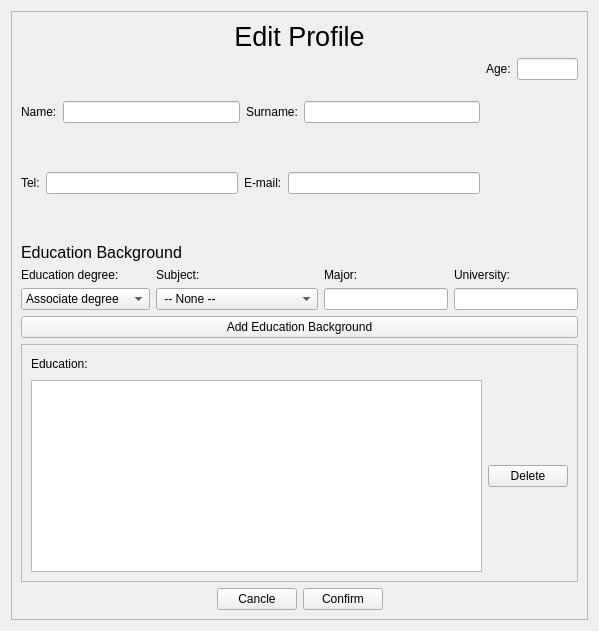
The window that ui_form/Edit_Create_User_Profile.ui (Sirawap/PathFinder-Project) describes before a commit, drawn with Qt 5.
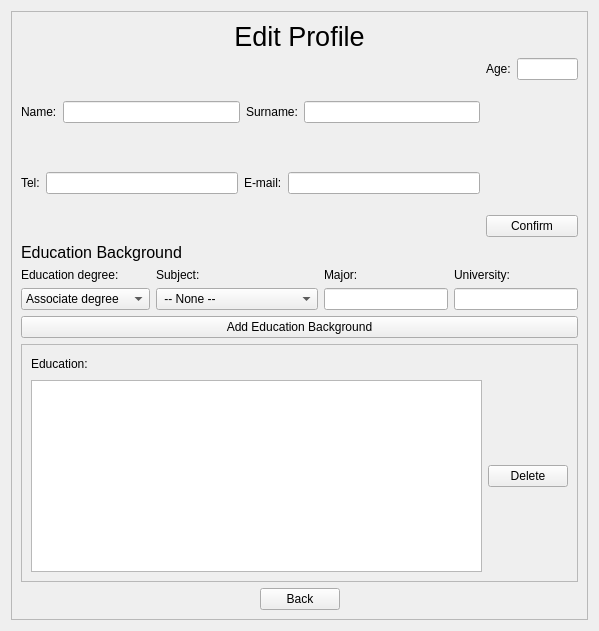
The same window after the commit. Icons and pictures are not drawn.

The edit to the form file:
```diff
--- a/ui_form/Edit_Create_User_Profile.ui
+++ b/ui_form/Edit_Create_User_Profile.ui
@@ -34,8 +34,8 @@
        <rect>
         <x>0</x>
         <y>0</y>
-        <width>579</width>
-        <height>611</height>
+        <width>575</width>
+        <height>607</height>
        </rect>
       </property>
       <layout class="QVBoxLayout" name="verticalLayout_10">
@@ -139,6 +139,13 @@
                </property>
               </spacer>
              </item>
+             <item>
+              <widget class="QPushButton" name="pushButton_confirm_profile">
+               <property name="text">
+                <string>Confirm</string>
+               </property>
+              </widget>
+             </item>
             </layout>
            </item>
           </layout>
@@ -439,14 +446,7 @@
            <item>
             <widget class="QPushButton" name="pushButton_cancle_profile">
              <property name="text">
-              <string>Cancle</string>
-             </property>
-            </widget>
-           </item>
-           <item>
-            <widget class="QPushButton" name="pushButton_confirm_profile">
-             <property name="text">
-              <string>Confirm</string>
+              <string>Back</string>
              </property>
             </widget>
            </item>
```
Left out of the diff: 4 changed lines with no effect on the pictures.
